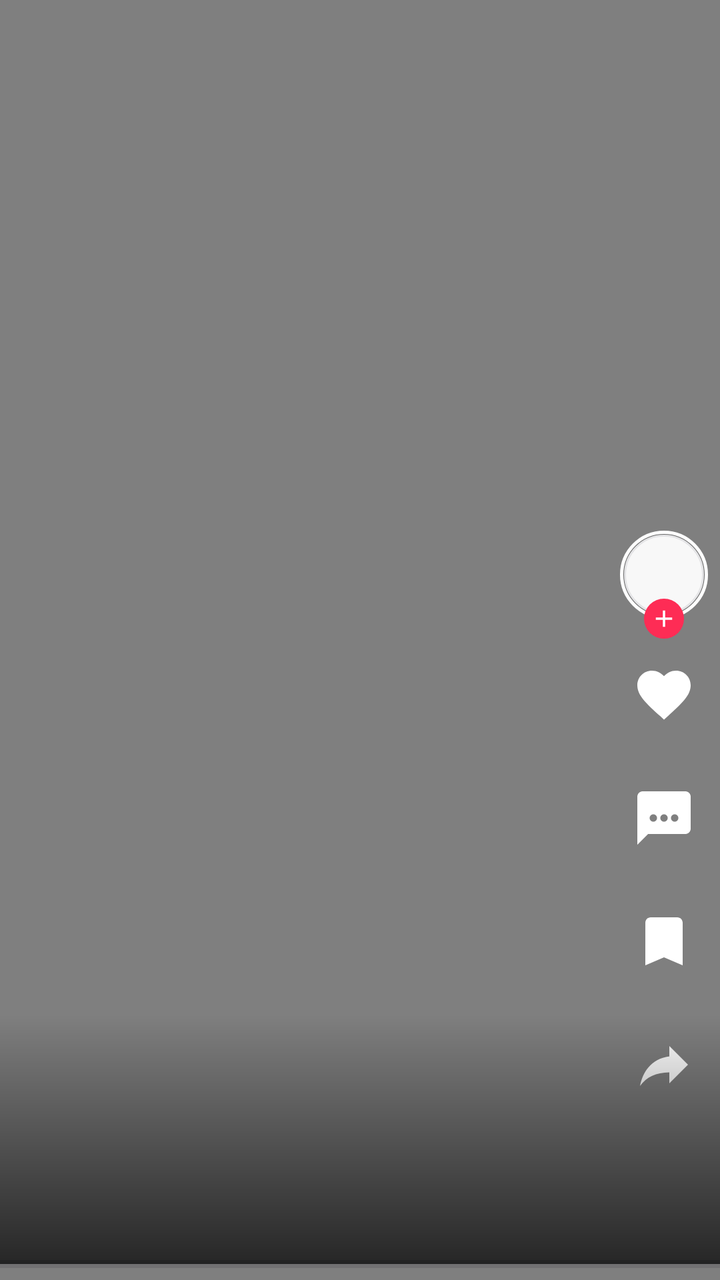
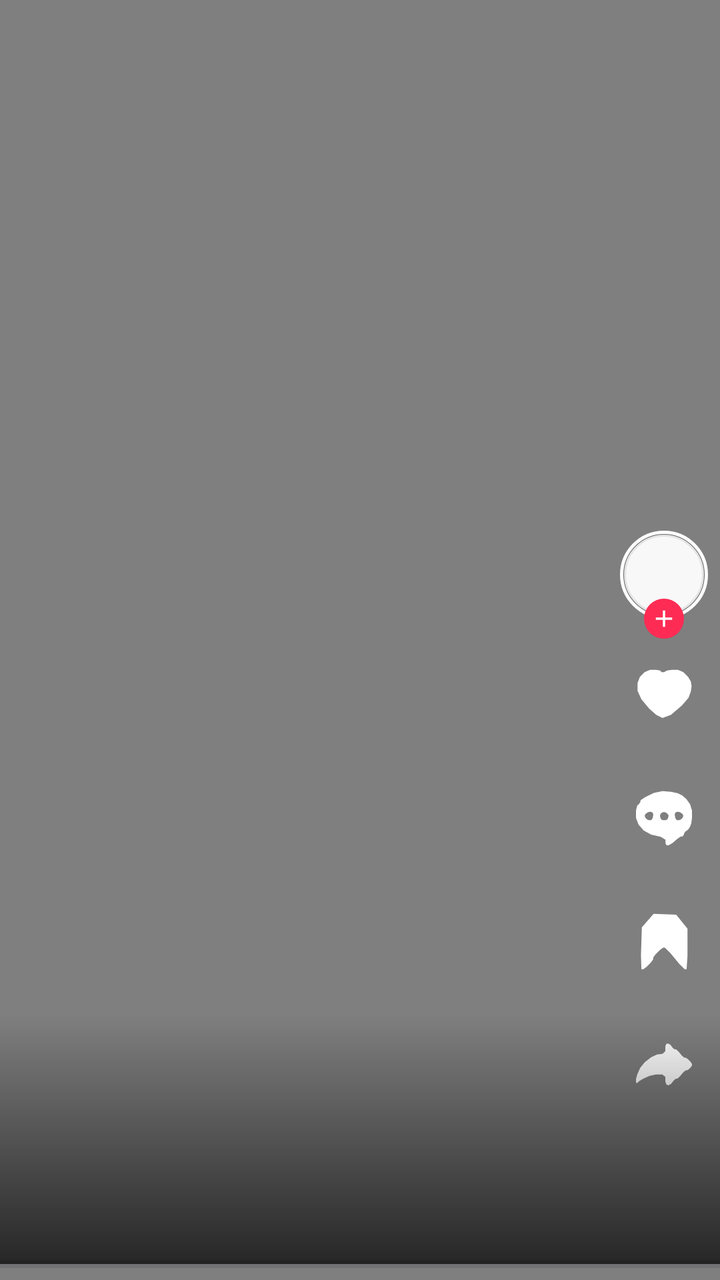

Compare the two renders of this Android layout. The source of the first and the diff that turns it into the second are given below.
<!-- AndroidManifest.xml: application theme Theme.TikTokGrab -->
<!-- res/layout/item_offline.xml -->
<?xml version="1.0" encoding="utf-8"?>
<FrameLayout xmlns:android="http://schemas.android.com/apk/res/android"
    android:id="@+id/offlinePage"
    android:layout_width="match_parent"
    android:layout_height="match_parent"
    android:background="@android:color/black">

    <VideoView
        android:id="@+id/localVideo"
        android:layout_width="match_parent"
        android:layout_height="match_parent"
        android:layout_gravity="center" />

    <TextView
        android:id="@+id/localPause"
        android:layout_width="64dp"
        android:layout_height="64dp"
        android:layout_gravity="center"
        android:background="@drawable/play_bg"
        android:gravity="center"
        android:text="▶"
        android:textColor="@color/on_video"
        android:textSize="22sp"
        android:visibility="gone" />

    <ProgressBar
        android:id="@+id/localBar"
        style="?android:attr/progressBarStyleHorizontal"
        android:layout_width="match_parent"
        android:layout_height="wrap_content"
        android:layout_gravity="bottom"
        android:max="100"
        android:progressTint="@color/on_video" />

    <LinearLayout
        android:id="@+id/rail"
        android:layout_width="wrap_content"
        android:layout_height="wrap_content"
        android:layout_gravity="bottom|end"
        android:layout_marginEnd="6dp"
        android:layout_marginBottom="74dp"
        android:gravity="center_horizontal"
        android:orientation="vertical">

        <FrameLayout
            android:layout_width="wrap_content"
            android:layout_height="54dp">

            <ImageView
                android:id="@+id/railAvatar"
                android:layout_width="44dp"
                android:layout_height="44dp"
                android:layout_gravity="top|center_horizontal"
                android:background="@drawable/rail_avatar_ring"
                android:contentDescription="@null"
                android:padding="2dp"
                android:src="@drawable/avatar_ring" />

            <ImageView
                android:id="@+id/railFollow"
                android:layout_width="20dp"
                android:layout_height="20dp"
                android:layout_gravity="bottom|center_horizontal"
                android:background="@drawable/dot_accent"
                android:contentDescription="@null"
                android:padding="3dp"
                android:src="@drawable/ic_add" />
        </FrameLayout>

        <ImageView
            android:id="@+id/railLike"
            android:layout_width="32dp"
            android:layout_height="32dp"
            android:layout_marginTop="12dp"
            android:contentDescription="@null"
            android:src="@drawable/ic_like" />

        <TextView
            android:id="@+id/railLikeCount"
            android:layout_width="wrap_content"
            android:layout_height="wrap_content"
            android:layout_marginTop="1dp"
            android:shadowColor="#80000000"
            android:shadowRadius="4"
            android:textColor="@color/on_video"
            android:textSize="12sp"
            android:textStyle="bold" />

        <ImageView
            android:id="@+id/railComment"
            android:layout_width="32dp"
            android:layout_height="32dp"
            android:layout_marginTop="12dp"
            android:contentDescription="@null"
            android:src="@drawable/ic_comment" />

        <TextView
            android:id="@+id/railCommentCount"
            android:layout_width="wrap_content"
            android:layout_height="wrap_content"
            android:layout_marginTop="1dp"
            android:shadowColor="#80000000"
            android:shadowRadius="4"
            android:textColor="@color/on_video"
            android:textSize="12sp"
            android:textStyle="bold" />

        <ImageView
            android:id="@+id/railMark"
            android:layout_width="32dp"
            android:layout_height="32dp"
            android:layout_marginTop="12dp"
            android:contentDescription="@null"
            android:src="@drawable/ic_bookmark" />

        <TextView
            android:id="@+id/railMarkCount"
            android:layout_width="wrap_content"
            android:layout_height="wrap_content"
            android:layout_marginTop="1dp"
            android:shadowColor="#80000000"
            android:shadowRadius="4"
            android:textColor="@color/on_video"
            android:textSize="12sp"
            android:textStyle="bold" />

        <ImageView
            android:id="@+id/railShare"
            android:layout_width="32dp"
            android:layout_height="32dp"
            android:layout_marginTop="12dp"
            android:contentDescription="@null"
            android:src="@drawable/ic_share" />

        <TextView
            android:id="@+id/railShareCount"
            android:layout_width="wrap_content"
            android:layout_height="wrap_content"
            android:layout_marginTop="1dp"
            android:shadowColor="#80000000"
            android:shadowRadius="4"
            android:textColor="@color/on_video"
            android:textSize="12sp"
            android:textStyle="bold" />
    </LinearLayout>

    <LinearLayout
        android:layout_width="match_parent"
        android:layout_height="wrap_content"
        android:layout_gravity="bottom"
        android:layout_marginBottom="8dp"
        android:background="@drawable/bottom_scrim"
        android:orientation="vertical"
        android:paddingStart="14dp"
        android:paddingTop="26dp"
        android:paddingEnd="76dp"
        android:paddingBottom="16dp">

        <TextView
            android:id="@+id/localAuthor"
            android:layout_width="wrap_content"
            android:layout_height="wrap_content"
            android:shadowColor="#80000000"
            android:shadowRadius="4"
            android:textColor="@color/on_video"
            android:textSize="15sp"
            android:textStyle="bold" />

        <TextView
            android:id="@+id/localCaption"
            android:layout_width="match_parent"
            android:layout_height="wrap_content"
            android:layout_marginTop="4dp"
            android:ellipsize="end"
            android:maxLines="2"
            android:shadowColor="#80000000"
            android:shadowRadius="4"
            android:textColor="@color/on_video"
            android:textSize="13sp" />

        <TextView
            android:id="@+id/localMore"
            android:layout_width="wrap_content"
            android:layout_height="wrap_content"
            android:layout_marginTop="2dp"
            android:paddingTop="2dp"
            android:paddingBottom="2dp"
            android:text="@string/see_more"
            android:textColor="@color/on_video"
            android:textSize="13sp"
            android:textStyle="bold"
            android:visibility="gone" />

        <TextView
            android:id="@+id/localSound"
            android:layout_width="match_parent"
            android:layout_height="wrap_content"
            android:layout_marginTop="6dp"
            android:ellipsize="marquee"
            android:shadowColor="#80000000"
            android:shadowRadius="4"
            android:singleLine="true"
            android:textColor="@color/on_video"
            android:textSize="13sp" />

        <TextView
            android:id="@+id/localMeta"
            android:layout_width="match_parent"
            android:layout_height="wrap_content"
            android:layout_marginTop="4dp"
            android:shadowColor="#80000000"
            android:shadowRadius="4"
            android:textColor="@color/on_video_muted"
            android:textSize="11sp" />
    </LinearLayout>

</FrameLayout>
<!-- resources referenced by this layout -->
<resources>
  <color name="on_video">#FFFFFF</color>
  <color name="on_video_muted">#AEB0BD</color>
  <!-- drawable ic_bookmark (drawable) -->
  <?xml version="1.0" encoding="utf-8"?>
  <vector xmlns:android="http://schemas.android.com/apk/res/android"
      android:width="24dp"
      android:height="24dp"
      android:viewportWidth="24"
      android:viewportHeight="24"
      android:tint="@color/on_video">
      <path
          android:fillColor="#FFFFFFFF"
          android:pathData="M17,3H7c-1.1,0 -1.99,0.9 -1.99,2L5,21l7,-3 7,3V5c0,-1.1 -0.9,-2 -2,-2z" />
  </vector>
  <!-- drawable ic_comment (drawable) -->
  <?xml version="1.0" encoding="utf-8"?>
  <vector xmlns:android="http://schemas.android.com/apk/res/android"
      android:width="24dp"
      android:height="24dp"
      android:viewportWidth="24"
      android:viewportHeight="24"
      android:tint="@color/on_video">
      <path
          android:fillColor="#FFFFFFFF"
          android:fillType="evenOdd"
          android:pathData="M20,2H4c-1.1,0 -2,0.9 -2,2v18l4,-4h14c1.1,0 2,-0.9 2,-2V4c0,-1.1 -0.9,-2 -2,-2zM6.6,12a1.4,1.4 0,1 0,2.8,0a1.4,1.4 0,1 0,-2.8,0zM10.6,12a1.4,1.4 0,1 0,2.8,0a1.4,1.4 0,1 0,-2.8,0zM14.6,12a1.4,1.4 0,1 0,2.8,0a1.4,1.4 0,1 0,-2.8,0z" />
  </vector>
  <!-- drawable ic_like (drawable) -->
  <?xml version="1.0" encoding="utf-8"?>
  <vector xmlns:android="http://schemas.android.com/apk/res/android"
      android:width="24dp"
      android:height="24dp"
      android:viewportWidth="24"
      android:viewportHeight="24"
      android:tint="@color/on_video">
      <path
          android:fillColor="#FFFFFFFF"
          android:fillType="nonZero"
          android:pathData="M12,21.35l-1.45,-1.32C5.4,15.36 2,12.28 2,8.5 2,5.42 4.42,3 7.5,3c1.74,0 3.41,0.81 4.5,2.09C13.09,3.81 14.76,3 16.5,3 19.58,3 22,5.42 22,8.5c0,3.78 -3.4,6.86 -8.55,11.54z" />
  </vector>
  <!-- drawable ic_share (drawable) -->
  <?xml version="1.0" encoding="utf-8"?>
  <vector xmlns:android="http://schemas.android.com/apk/res/android"
      android:width="24dp"
      android:height="24dp"
      android:viewportWidth="24"
      android:viewportHeight="24"
      android:tint="@color/on_video">
      <path
          android:fillColor="#FFFFFFFF"
          android:fillType="nonZero"
          android:pathData="M14,9V5l7,7 -7,7v-4.1c-5,0.1 -8.5,1.7 -11,5.1 1,-5 4,-10.1 11,-11.1z" />
  </vector>
  <string name="see_more">See more</string>
  <color name="card">#F8F8F8</color>
  <color name="stroke">#E4E4E6</color>
  <color name="accent">#FE2C55</color>
  <color name="on_accent">#FFFFFF</color>
  <color name="cyan">#00A89B</color>
  <color name="text">#161823</color>
  <color name="bg">#FFFFFF</color>
  <style name="Widget.Grab.Text" parent="android:Widget.TextView">
          <item name="android:fontFamily">serif</item>
      </style>
  <!-- unchanged entries left out for length: 9 -->
</resources>

<!-- the commit's change to res/layout/item_offline.xml (unified diff, before → after) -->
@@ -73,7 +73,7 @@
             android:layout_height="32dp"
             android:layout_marginTop="12dp"
             android:contentDescription="@null"
-            android:src="@drawable/ic_like" />
+            android:src="@drawable/rail_heart" />
 
         <TextView
             android:id="@+id/railLikeCount"
@@ -92,7 +92,7 @@
             android:layout_height="32dp"
             android:layout_marginTop="12dp"
             android:contentDescription="@null"
-            android:src="@drawable/ic_comment" />
+            android:src="@drawable/rail_comment" />
 
         <TextView
             android:id="@+id/railCommentCount"
@@ -111,7 +111,7 @@
             android:layout_height="32dp"
             android:layout_marginTop="12dp"
             android:contentDescription="@null"
-            android:src="@drawable/ic_bookmark" />
+            android:src="@drawable/rail_bookmark" />
 
         <TextView
             android:id="@+id/railMarkCount"
@@ -130,7 +130,7 @@
             android:layout_height="32dp"
             android:layout_marginTop="12dp"
             android:contentDescription="@null"
-            android:src="@drawable/ic_share" />
+            android:src="@drawable/rail_share" />
 
         <TextView
             android:id="@+id/railShareCount"
<!-- resource entries referenced after the edit -->
@@ -2,56 +2,53 @@
 <resources>
   <color name="on_video">#FFFFFF</color>
   <color name="on_video_muted">#AEB0BD</color>
-  <!-- drawable ic_bookmark (drawable) -->
+  <!-- drawable rail_bookmark (drawable) -->
   <?xml version="1.0" encoding="utf-8"?>
   <vector xmlns:android="http://schemas.android.com/apk/res/android"
       android:width="24dp"
       android:height="24dp"
       android:viewportWidth="24"
-      android:viewportHeight="24"
-      android:tint="@color/on_video">
+      android:viewportHeight="24">
       <path
           android:fillColor="#FFFFFFFF"
-          android:pathData="M17,3H7c-1.1,0 -1.99,0.9 -1.99,2L5,21l7,-3 7,3V5c0,-1.1 -0.9,-2 -2,-2z" />
+          android:fillType="evenOdd"
+          android:pathData="M8.10,1.67L16.57,2.01L20.81,7.26L20.81,17.42L20.47,22.50L19.79,22.50L17.76,20.47L14.37,16.40L12.34,14.37L11.66,14.37L10.48,15.22L8.78,16.91L7.94,18.10L7.94,18.77L7.09,19.96L5.40,21.65L4.21,22.50L3.53,22.50L3.36,17.25L3.70,6.75Z" />
   </vector>
-  <!-- drawable ic_comment (drawable) -->
+  <!-- drawable rail_comment (drawable) -->
   <?xml version="1.0" encoding="utf-8"?>
   <vector xmlns:android="http://schemas.android.com/apk/res/android"
       android:width="24dp"
       android:height="24dp"
       android:viewportWidth="24"
-      android:viewportHeight="24"
-      android:tint="@color/on_video">
+      android:viewportHeight="24">
       <path
           android:fillColor="#FFFFFFFF"
           android:fillType="evenOdd"
-          android:pathData="M20,2H4c-1.1,0 -2,0.9 -2,2v18l4,-4h14c1.1,0 2,-0.9 2,-2V4c0,-1.1 -0.9,-2 -2,-2zM6.6,12a1.4,1.4 0,1 0,2.8,0a1.4,1.4 0,1 0,-2.8,0zM10.6,12a1.4,1.4 0,1 0,2.8,0a1.4,1.4 0,1 0,-2.8,0zM14.6,12a1.4,1.4 0,1 0,2.8,0a1.4,1.4 0,1 0,-2.8,0z" />
+          android:pathData="M11.45,1.91L14.76,2.19L17.25,2.74L18.91,3.57L20.43,4.95L21.81,6.89L22.50,9.24L22.50,12.00L22.22,14.07L21.67,15.45L20.98,16.42L20.15,16.97L19.60,17.66L19.32,18.49L18.91,18.91L18.36,18.91L17.11,19.74L15.18,21.39L13.80,22.22L12.97,22.22L12.55,21.53L12.55,20.15L10.76,19.05L7.16,18.22L4.40,16.70L2.47,14.49L1.50,12.00L1.50,9.24L1.91,7.44L2.74,6.61L3.16,5.92L3.16,5.37L4.82,4.26L8.13,2.61ZM6.06,9.79L5.23,10.34L4.82,10.89L4.82,11.45L5.09,12.00L5.64,12.55L6.34,12.83L7.16,12.83L7.72,12.14L7.99,10.76L7.72,9.93L6.89,9.65ZM11.59,9.79L10.76,10.34L10.48,11.17L10.76,12.28L11.45,12.83L12.55,12.83L13.24,12.55L13.52,12.00L13.66,11.45L13.66,10.89L13.24,10.34L12.41,9.79ZM17.11,9.65L16.28,9.93L16.01,10.76L16.28,12.14L16.84,12.83L17.66,12.83L18.36,12.55L18.91,12.00L19.18,11.45L19.18,10.89L18.77,10.34L17.94,9.79Z" />
   </vector>
-  <!-- drawable ic_like (drawable) -->
+  <!-- drawable rail_heart (drawable) -->
   <?xml version="1.0" encoding="utf-8"?>
   <vector xmlns:android="http://schemas.android.com/apk/res/android"
       android:width="24dp"
       android:height="24dp"
       android:viewportWidth="24"
-      android:viewportHeight="24"
-      android:tint="@color/on_video">
+      android:viewportHeight="24">
       <path
           android:fillColor="#FFFFFFFF"
-          android:fillType="nonZero"
-          android:pathData="M12,21.35l-1.45,-1.32C5.4,15.36 2,12.28 2,8.5 2,5.42 4.42,3 7.5,3c1.74,0 3.41,0.81 4.5,2.09C13.09,3.81 14.76,3 16.5,3 19.58,3 22,5.42 22,8.5c0,3.78 -3.4,6.86 -8.55,11.54z" />
+          android:fillType="evenOdd"
+          android:pathData="M6.75,2.67L9.08,2.67L10.54,2.96L11.12,3.54L12.00,3.54L13.17,2.96L14.92,2.67L17.25,2.67L19.29,3.54L21.04,5.29L22.06,7.04L22.35,8.79L22.06,10.83L21.19,13.17L18.71,16.08L14.62,19.58L11.42,20.75L9.08,19.58L6.46,17.25L3.54,13.75L2.08,10.54L2.08,7.62L2.96,5.29L4.71,3.54Z" />
   </vector>
-  <!-- drawable ic_share (drawable) -->
+  <!-- drawable rail_share (drawable) -->
   <?xml version="1.0" encoding="utf-8"?>
   <vector xmlns:android="http://schemas.android.com/apk/res/android"
       android:width="24dp"
       android:height="24dp"
       android:viewportWidth="24"
-      android:viewportHeight="24"
-      android:tint="@color/on_video">
+      android:viewportHeight="24">
       <path
           android:fillColor="#FFFFFFFF"
-          android:fillType="nonZero"
-          android:pathData="M14,9V5l7,7 -7,7v-4.1c-5,0.1 -8.5,1.7 -11,5.1 1,-5 4,-10.1 11,-11.1z" />
+          android:fillType="evenOdd"
+          android:pathData="M12.92,4.12L13.71,4.12L14.49,4.65L15.28,5.70L15.94,6.22L16.46,6.22L17.38,7.01L18.69,8.59L19.61,9.38L20.14,9.38L20.93,9.90L21.98,10.95L22.50,11.74L22.50,12.26L22.11,12.92L21.32,13.71L20.66,14.10L20.14,14.10L19.22,14.89L17.91,16.46L16.99,17.25L16.46,17.25L15.68,17.91L14.62,19.22L13.71,19.74L12.92,19.48L12.53,18.43L12.53,16.59L11.34,15.68L8.98,15.68L6.62,16.20L4.26,17.25L2.68,18.17L1.89,18.96L1.50,18.69L1.50,17.38L2.02,15.54L3.08,13.18L4.78,11.08L7.14,9.24L9.38,8.19L11.47,7.93L12.53,6.88L12.53,5.04Z" />
   </vector>
   <string name="see_more">See more</string>
   <color name="card">#F8F8F8</color>
